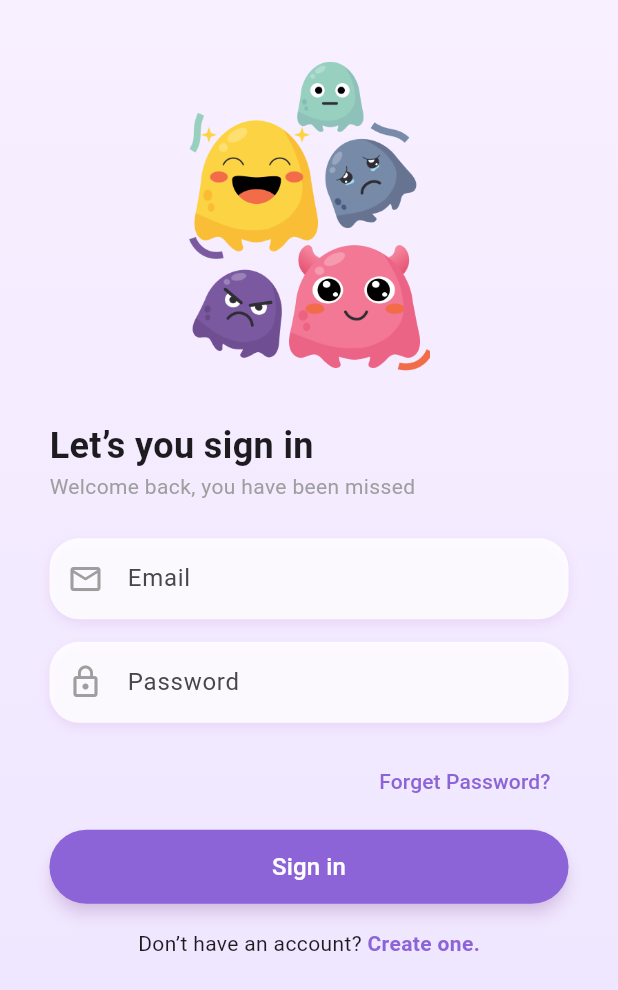
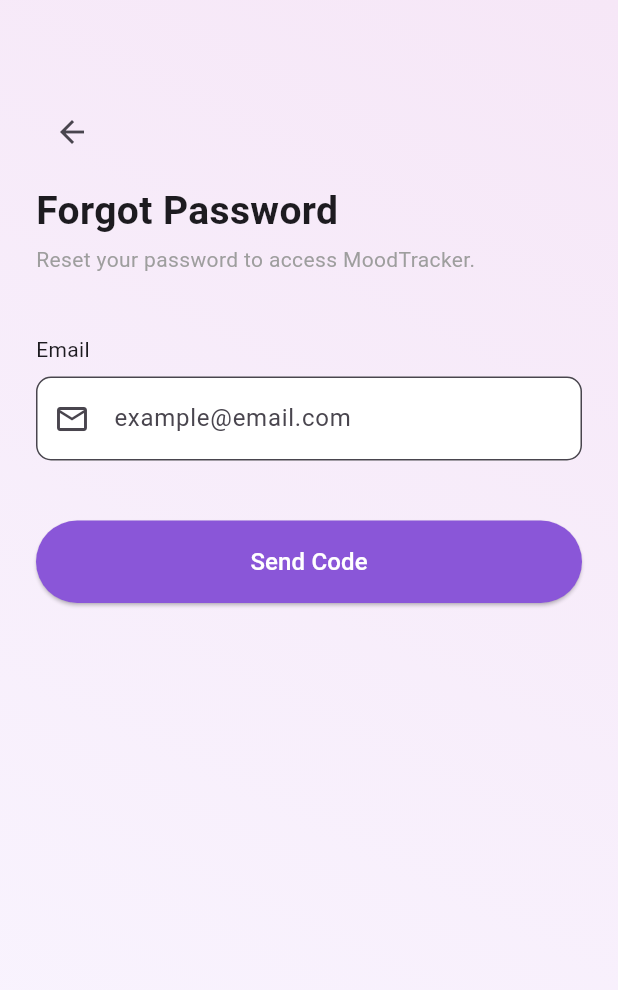
Before and after one commit to zawcompany/MOOD_TRACKER, a Flutter app: the SignInPage screen opened by its route, after a tap on "Forget Password?", on a phone screen of 412 x 824 dp. Shown: the top 990 px of the screen. Run offline on Flutter 3.47's test engine with Material 3 defaults, Android fonts, the phone set to English and light mode, and no system bars; our stand-ins replace cloud_firestore, firebase_auth, firebase_core; accounts and stored records are empty; Roboto replaces fonts that are missing (Quicksand).

Commit message:
feat: add forgot password page and fix route navigation

```diff
--- /dev/null
+++ b/lib/page/forgot_password_page.dart
@@ -0,0 +1,98 @@
+import 'package:flutter/material.dart';
+import 'otp_verification_page.dart';
+
+class ForgotPasswordPage extends StatefulWidget {
+  const ForgotPasswordPage({super.key});
+
+  @override
+  State<ForgotPasswordPage> createState() => _ForgotPasswordPageState();
+}
+
+class _ForgotPasswordPageState extends State<ForgotPasswordPage> {
+  final TextEditingController emailController = TextEditingController();
+
+  @override
+  Widget build(BuildContext context) {
+    return Scaffold(
+      body: Container(
+        padding: const EdgeInsets.all(24),
+        decoration: const BoxDecoration(
+          gradient: LinearGradient(
+            colors: [Color(0xfff6e7f7), Color(0xfff9f5ff)],
+            begin: Alignment.topRight,
+            end: Alignment.bottomLeft,
+          ),
+        ),
+        child: Column(
+          crossAxisAlignment: CrossAxisAlignment.start,
+          children: [
+            const SizedBox(height: 40),
+
+            // Back Button
+            IconButton(
+              icon: const Icon(Icons.arrow_back),
+              onPressed: () => Navigator.pop(context),
+            ),
+
+            const SizedBox(height: 10),
+
+            const Text(
+              "Forgot Password",
+              style: TextStyle(fontSize: 26, fontWeight: FontWeight.w600),
+            ),
+            const SizedBox(height: 4),
+            const Text(
+              "Reset your password to access MoodTracker.",
+              style: TextStyle(fontSize: 14, color: Colors.grey),
+            ),
+
+            const SizedBox(height: 40),
+
+            const Text("Email"),
+            const SizedBox(height: 8),
+
+            TextField(
+              controller: emailController,
+              decoration: InputDecoration(
+                hintText: "example@email.com",
+                prefixIcon: const Icon(Icons.email_outlined),
+                filled: true,
+                fillColor: Colors.white,
+                border: OutlineInputBorder(
+                  borderRadius: BorderRadius.circular(10),
+                ),
+              ),
+            ),
+
+            const SizedBox(height: 40),
+
+            // SEND BUTTON
+            SizedBox(
+              width: double.infinity,
+              child: ElevatedButton(
+                style: ElevatedButton.styleFrom(
+                  backgroundColor: const Color(0xff8a56d8),
+                  padding: const EdgeInsets.symmetric(vertical: 16),
+                  shape: RoundedRectangleBorder(
+                    borderRadius: BorderRadius.circular(50),
+                  ),
+                ),
+                onPressed: () {
+                  Navigator.push(
+                    context,
+                    MaterialPageRoute(
+                        builder: (_) => const OtpVerificationPage()),
+                  );
+                },
+                child: const Text(
+                  "Send Code",
+                  style: TextStyle(color: Colors.white, fontSize: 16),
+                ),
+              ),
+            ),
+          ],
+        ),
+      ),
+    );
+  }
+}
--- a/lib/page/sign_in_page.dart
+++ b/lib/page/sign_in_page.dart
@@ -118,6 +118,7 @@ class _SignInPageState extends State<SignInPage> {
                   controller: _emailController,
                   keyboardType: TextInputType.emailAddress,
                 ),
+
                 // Text Field untuk PASSWORD
                 _CustomTextField(
                   label: 'Password',
@@ -130,7 +131,8 @@ class _SignInPageState extends State<SignInPage> {
                   alignment: Alignment.centerRight,
                   child: TextButton(
                     onPressed: () {
-                      // Halaman Forget Password
+                      // Navigasi ke forgot password
+                      Navigator.pushNamed(context, "/forgotPassword");
                     },
                     child: const Text(
                       "Forget Password?",
@@ -151,7 +153,6 @@ class _SignInPageState extends State<SignInPage> {
                     shadowColor: Colors.purple.withOpacity(0.3),
                     elevation: 4,
                   ),
-
                   onPressed: _isLoading ? null : _handleSignIn,
                   child: _isLoading
                       ? const SizedBox(
```
Also changed, not shown: lib/main.dart (+11 -0 lines), lib/page/otp_verification_page.dart (added, +130 -0 lines), lib/page/reset_new_password_page.dart (added, +131 -0 lines).
